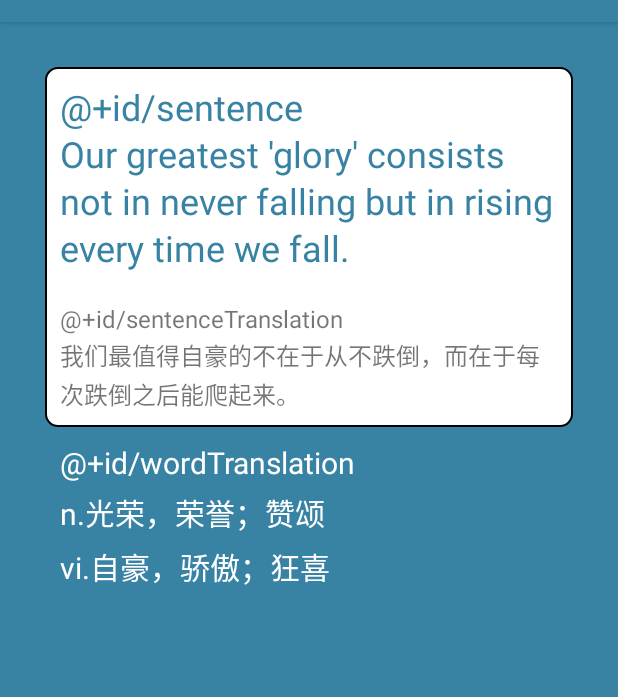
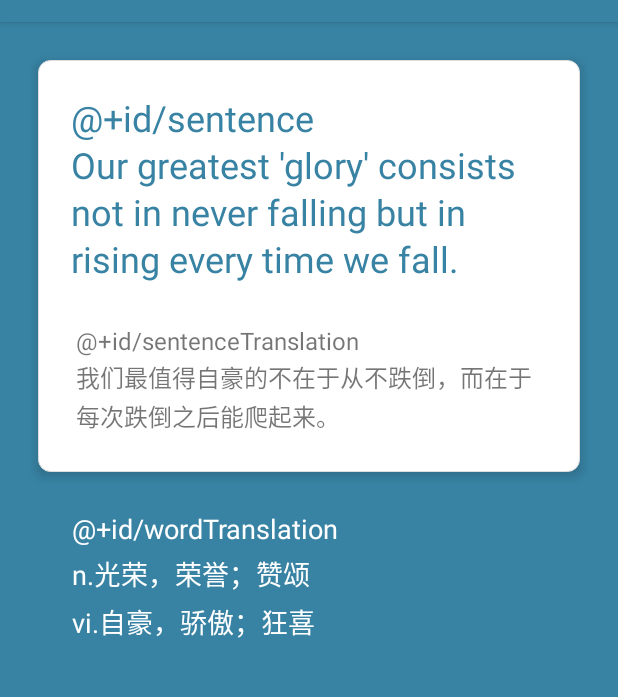
Before and after one commit to qjijk/Lingvists, an Android app: the World screen opened directly, with no data from a screen before it, on a phone screen of 412 x 824 dp, the part 62-759 px from its top. Run offline under Robolectric (Android 15) with nearby library versions, the phone set to English and light mode, and no system bars.

Commit message:
单词界面——3

```diff
--- a/app/src/main/AndroidManifest.xml
+++ b/app/src/main/AndroidManifest.xml
@@ -11,7 +11,7 @@
         android:theme="@style/AppTheme">
         <meta-data
             android:name="com.google.android.actions"
-            android:resource="@xml/shape_radius" />
+            android:resource="@drawable/shape_radius" />
 
         <activity android:name=".World" />
         <activity
--- a/app/src/main/res/drawable/shape_radius.xml
+++ b/app/src/main/res/drawable/shape_radius.xml
@@ -7,10 +7,10 @@
         <solid android:color="#ffffff" />
 
         <!-- 边框的颜色和粗细 -->
+
         <stroke
-            android:width="1dp"
-            android:color="#000000"
-            />
+        android:width="0.5dp"
+        android:color="#dddddd" />
 
         <!-- android:radius 圆角的半径 -->
         <corners
--- a/app/src/main/res/layout/activity_world.xml
+++ b/app/src/main/res/layout/activity_world.xml
@@ -14,20 +14,22 @@
         android:orientation="vertical"
         app:layout_constraintBottom_toBottomOf="parent"
         app:layout_constraintTop_toTopOf="parent"
-        android:padding="30dp"
+        android:padding="20dp"
         android:background="@color/colorPrimary">
         <LinearLayout
             android:layout_width="wrap_content"
             android:layout_height="wrap_content"
             android:orientation="vertical"
-
+            android:padding="10dp"
+            android:layout_margin="5dp"
+            android:elevation="5dp"
             android:background="@drawable/shape_radius">
 
             <TextView
                 android:id="@+id/sentence"
                 android:layout_width="wrap_content"
                 android:layout_height="wrap_content"
-                android:layout_margin="10dp"
+                android:layout_margin="12dp"
                 android:text="\@+id/sentence\nOur greatest 'glory' consists not in never falling but in rising every time we fall."
                 android:textSize="24sp"
                 android:lineSpacingExtra="3dp"
@@ -40,7 +42,7 @@
                 android:layout_width="wrap_content"
                 android:layout_height="wrap_content"
                 android:text="\@+id/sentenceTranslation\n我们最值得自豪的不在于从不跌倒，而在于每次跌倒之后能爬起来。"
-                android:layout_margin="10dp"
+                android:layout_margin="15dp"
                 android:lineSpacingExtra="2dp"
                 android:textSize="16sp"/>
         </LinearLayout>
@@ -50,9 +52,11 @@
             android:layout_width="wrap_content"
             android:layout_height="wrap_content"
             android:text="\@+id/wordTranslation\nn.光荣，荣誉；赞颂\nvi.自豪，骄傲；狂喜"
-            android:layout_margin="10dp"
-            android:textSize="20sp"
-            android:lineSpacingExtra="6dp"
+            android:layout_marginLeft="28dp"
+            android:layout_marginRight="28dp"
+            android:layout_marginTop="20dp"
+            android:textSize="18sp"
+            android:lineSpacingExtra="5dp"
             android:textColor="#ffffff"/>
 
     </LinearLayout>
```
